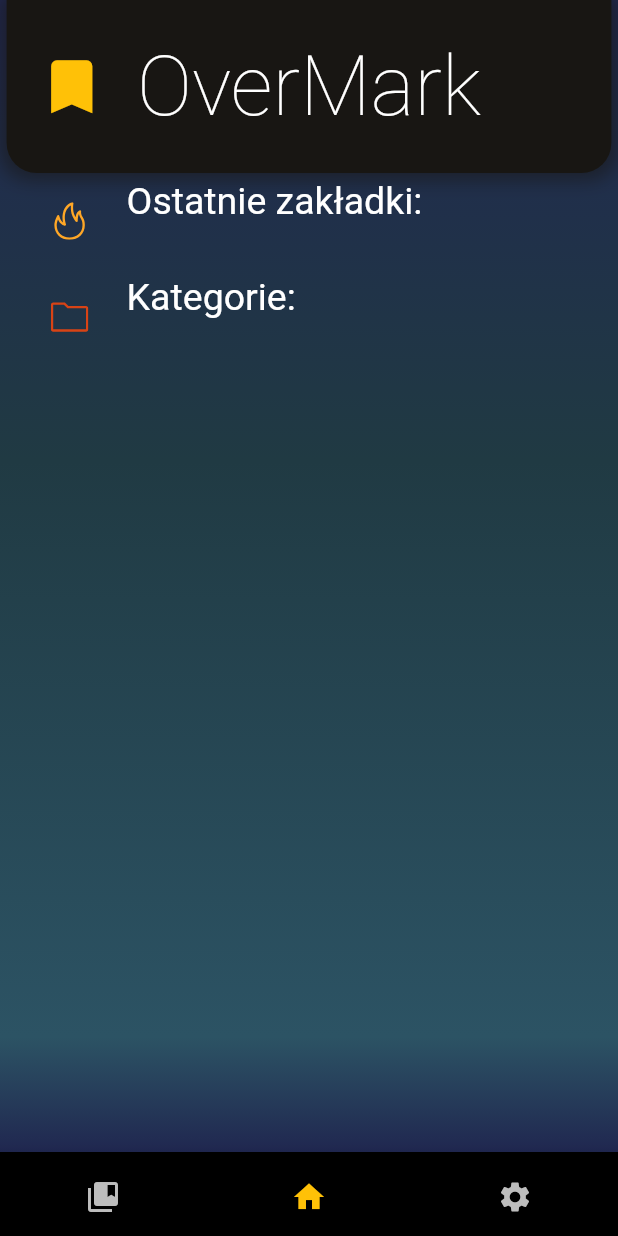
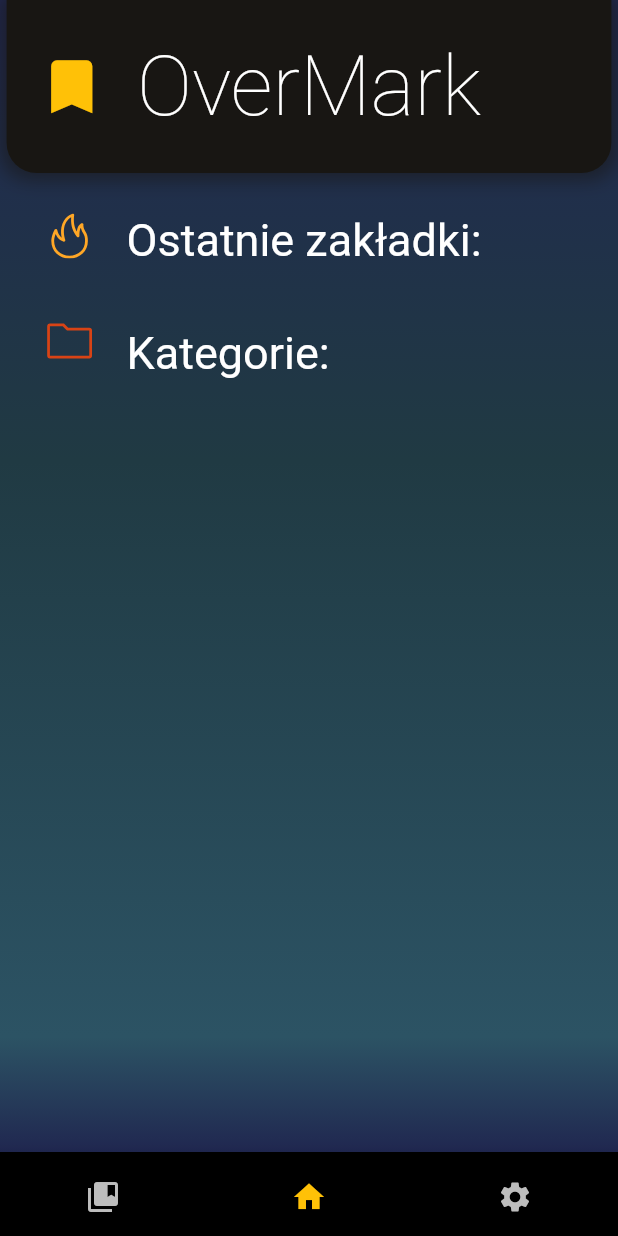
Before and after one commit to ReQezeR/OverMarkBeta, a Flutter app: the screen it shows after launch, on a phone screen of 412 x 824 dp. Run offline on Flutter 3.47's test engine with Material 2 defaults, Android fonts, the phone set to English and light mode, and no system bars; our stand-ins replace flutter_icons, sqflite, theme_provider, webview_flutter; accounts and stored records are empty; statements that could not run were skipped.

```diff
--- a/lib/pages/home_page.dart
+++ b/lib/pages/home_page.dart
@@ -135,9 +135,15 @@ class _HomePageState extends State<HomePage>{
               ),
             ),
           ),
-
-        if (isBookmarkForm==false) Container(
-          padding: const EdgeInsets.fromLTRB(10,0,10,0),
+          Expanded(
+            child: Container(
+              child: ListView(
+                padding: const EdgeInsets.all(0),
+                children: [
+                  Container(
+                    height: 80,
+                    color: Colors.transparent,
+                    padding: const EdgeInsets.fromLTRB(10,10,10,0),
                     child: Card(
                       color: Colors.transparent,
                       shadowColor: Colors.transparent,
@@ -157,7 +163,7 @@ class _HomePageState extends State<HomePage>{
                                   child: Center(
                                     child: Icon(
                                       SimpleLineIcons.fire,
-                            size: 25,
+                                      size: 30,
                                       color: Colors.orange[400],
                                     ),
                                   ),
@@ -169,8 +175,7 @@ class _HomePageState extends State<HomePage>{
                                   child: Text(
                                     "Ostatnie zakładki:",
                                     style: TextStyle(
-                            fontSize: 25.0,
-                            // fontWeight: FontWeight.w400,
+                                      fontSize: 30.0,
                                       color: ThemeProvider.optionsOf<CustomThemeOptions>(context).mainTextColor
                                     ),
                                   ),
@@ -181,9 +186,8 @@ class _HomePageState extends State<HomePage>{
                         ],
                       ),
                     ),
-        )else BookmarkForm(width: 500, height:550, db: widget.db, closeForm: this.closeForm,),
-
-          isBookmarkForm==false?recent_bookmarks.length>0?Container(
+                  ),
+                  recent_bookmarks.length>0?Container(
                     padding: const EdgeInsets.fromLTRB(10,0,10,5),
                     child: ListView.builder(
                       padding: const EdgeInsets.all(0),
@@ -197,9 +201,10 @@ class _HomePageState extends State<HomePage>{
                         child: CustomListTile(bookmark: recent_bookmarks[index],openWebPage: widget.openWebPage, openDetailPage: widget.openDetailPage, onChange: toogleOpenTile,),
                       ),
                     ),
-          ):Container():Container(),
+                  ):Container(),
 
                   Container(
+                    height: 80,
                     color: Colors.transparent,
                     padding: const EdgeInsets.fromLTRB(10,0,10,0),
                     child: Card(
@@ -221,7 +226,7 @@ class _HomePageState extends State<HomePage>{
                                   child: Center(
                                     child: Icon(
                                       SimpleLineIcons.folder,
-                              size: 25,
+                                      size: 30,
                                       color: Colors.deepOrange[800],
                                     ),
                                   ),
@@ -233,7 +238,7 @@ class _HomePageState extends State<HomePage>{
                                   child: Text(
                                     "Kategorie:",
                                     style: TextStyle(
-                              fontSize: 25.0,
+                                      fontSize: 30.0,
                                       // fontWeight: FontWeight.w500,
                                       color: ThemeProvider.optionsOf<CustomThemeOptions>(context).mainTextColor
                                     ),
@@ -246,8 +251,8 @@ class _HomePageState extends State<HomePage>{
                       ),
                     ),
                   ),
-          categories.length>0?Expanded(
-            child: Container(
+
+                  categories.length>0?Container(
                     padding: const EdgeInsets.fromLTRB(10,0,10,0),
                     child: GridView.builder(
                       padding: const EdgeInsets.all(0.0),
@@ -290,7 +295,7 @@ class _HomePageState extends State<HomePage>{
                                           child: Text(
                                             categories[index].name,
                                             style: TextStyle(
-                                        fontSize: 30,
+                                              fontSize: 20,
                                               fontWeight: FontWeight.w300,
                                               color: ThemeProvider.optionsOf<CustomThemeOptions>(context).mainTextColor
                                             ),
@@ -322,8 +327,15 @@ class _HomePageState extends State<HomePage>{
                         ),
                       ),
                     ),
+                  ):Container(),
+                  Container(
+                    height: 80,
+                    color: Colors.transparent
                   ),
-          ):Container()
+                ],
+              ),
+            ),
+          ),
         ],
       ),
     );
```
Lines whose indentation alone changed are shown as unchanged.
